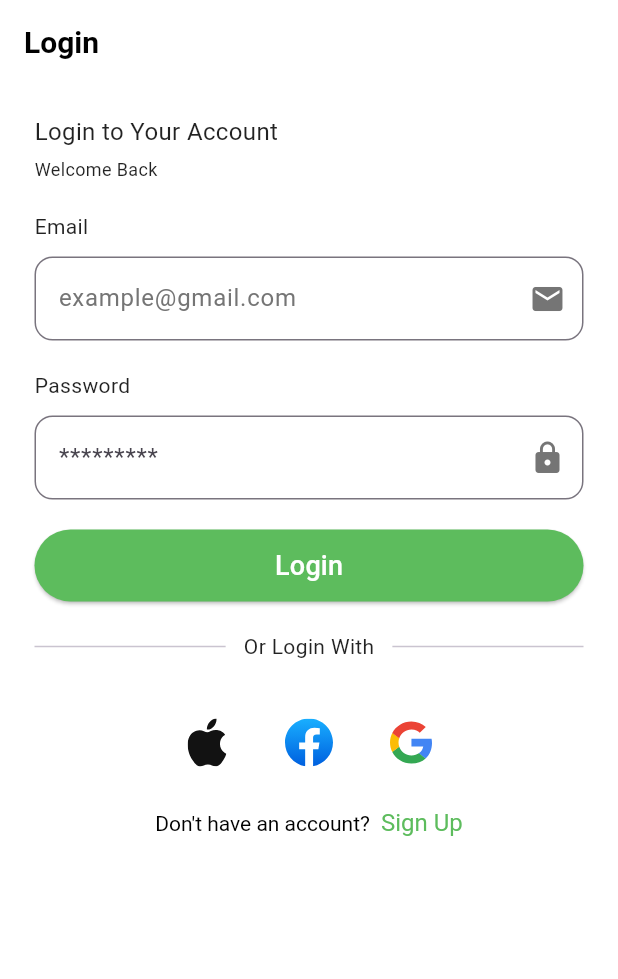
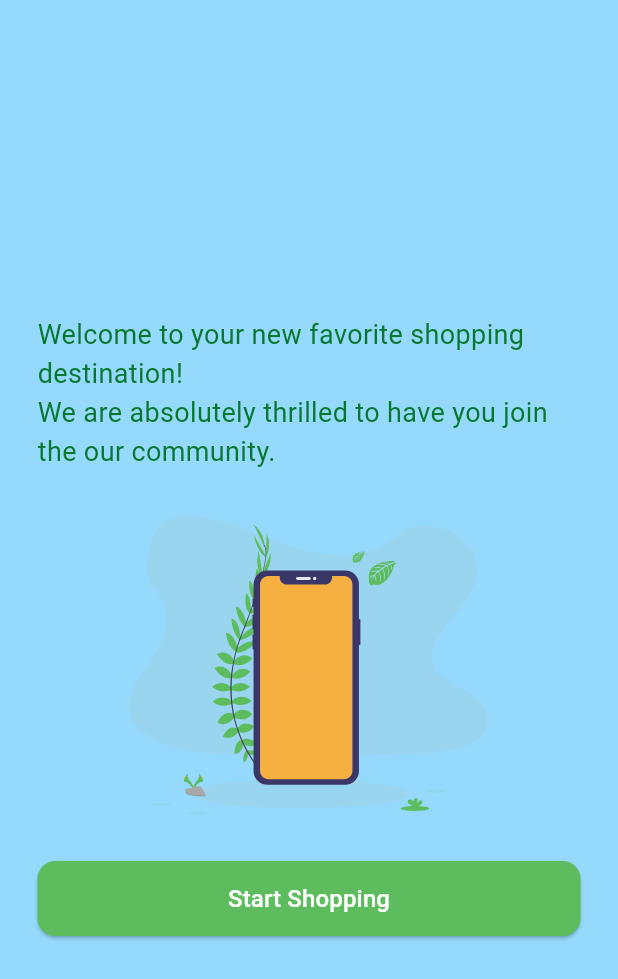
Before and after one commit to Abdallah-Hussien/nti_flutter, a Flutter app: the screen it shows after launch, on a phone screen of 412 x 824 dp. Shown: the top 979 px of the screen. Run offline on Flutter 3.47's test engine with Material 3 defaults, Android fonts, the phone set to English and light mode, and no system bars; our stand-ins replace flutter_svg; key blocks and very long unbroken strings in the code were emptied for the run.

Commit message:
# add navigation examples(final)

```diff
--- a/lib/main.dart
+++ b/lib/main.dart
@@ -3,6 +3,9 @@
 import 'package:flutter/material.dart';
 import 'package:nti_flutter/app_theme_data.dart';
 import 'package:nti_flutter/data/item.dart';
+import 'package:nti_flutter/navigation/home.dart';
+import 'package:nti_flutter/navigation/login.dart';
+import 'package:nti_flutter/navigation/onboarding.dart';
 import 'package:nti_flutter/screens/auth/login/login.dart';
 import 'package:nti_flutter/screens/auth/register/register.dart';
 import 'package:nti_flutter/screens/home/best_seller.dart';
@@ -17,21 +20,21 @@ class MainWidget extends StatelessWidget {
   @override
   Widget build(BuildContext context) {
     return MaterialApp(
-      initialRoute: '/',
-      routes: {
-        '/': (context) => Login(),
-        '/register': (context) => Register(),
-        '/home': (context) => Home(),
-        '/bestSeller': (context) {
-          final l = ModalRoute.of(context)!.settings.arguments as List<Item>;
-          return BestSeller(list: l);
-        },
-      },
+      home: Onboarding(),
       debugShowCheckedModeBanner: false,
       themeMode: ThemeMode.light,
       theme: AppThemeData.lightTheme,
       darkTheme: AppThemeData.darkTheme,
-      // home: Home(),
+
+      // initialRoute: '/',
+      // routes: {
+      //   '/': (context) => Onboarding(),
+      //   '/login': (context) => LoginNavigation(),
+      //   '/home': (context) {
+      //     var args = ModalRoute.of(context)?.settings.arguments as String;
+      //     return HomeNavigation(name: args);
+      //   },
+      // },
     );
   }
 }
--- /dev/null
+++ b/lib/navigation/onboarding.dart
@@ -0,0 +1,71 @@
+// ignore_for_file: prefer_const_constructors
+
+import 'package:flutter/material.dart';
+import 'package:flutter_svg/svg.dart';
+import 'package:nti_flutter/navigation/login.dart';
+
+class Onboarding extends StatelessWidget {
+  const Onboarding({super.key});
+
+  @override
+  Widget build(BuildContext context) {
+    return Scaffold(
+      body: Container(
+        color: const Color.fromARGB(255, 149, 218, 252),
+        child: Center(
+          child: Padding(
+            padding: const EdgeInsets.symmetric(horizontal: 25),
+            child: Column(
+              mainAxisAlignment: MainAxisAlignment.center,
+              children: [
+                SizedBox(height: 10),
+                Text(
+                    style: TextStyle(
+                        fontSize: 18,
+                        color: const Color.fromARGB(255, 7, 118, 48)),
+                    'Welcome to your new favorite shopping destination! \nWe are absolutely thrilled to have you join the our community.'),
+                SizedBox(height: 30),
+                SvgPicture.asset(
+                  'assets/icons/ic_bannar_login.svg',
+                  // width: 100,
+                  height: 200,
+                  // fit: BoxFit.fill,
+                ),
+                SizedBox(height: 30),
+                ElevatedButton(
+                  style: ElevatedButton.styleFrom(
+                    backgroundColor: const Color(0xFF5DBC5D),
+                    minimumSize: Size(double.infinity, 50),
+                    shape: RoundedRectangleBorder(
+                      borderRadius: BorderRadius.circular(12),
+                    ),
+                  ),
+                  child: Text(
+                    'Start Shopping',
+                    style: TextStyle(
+                      fontSize: 16,
+                      color: const Color(0xFFFFFFFF),
+                    ),
+                  ),
+                  onPressed: () {
+                    /// simple navigation
+                    Navigator.push(
+                      context,
+                      MaterialPageRoute(
+                        builder: (context) {
+                          return LoginNavigation();
+                        },
+                      ),
+                    );
+
+                    /// navigation with route name
+                  },
+                ),
+              ],
+            ),
+          ),
+        ),
+      ),
+    );
+  }
+}
```
Also changed, not shown: lib/navigation/home.dart (added, +44 -0 lines), lib/navigation/login.dart (added, +217 -0 lines), lib/screens/home/home.dart (+9 -11 lines).
